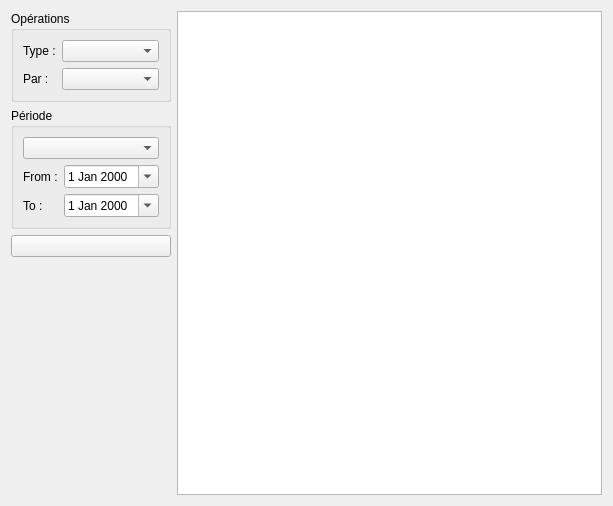
Old version of the form resources/uiFiles/statswidget.ui in the repository sbrou/CashCash.
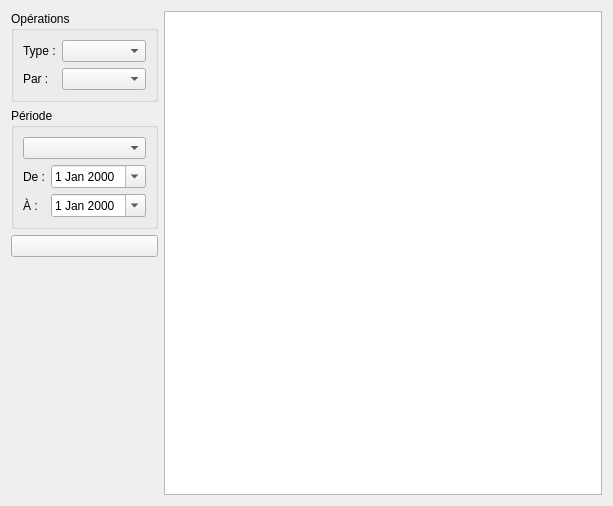
New version of the form. Icons and pictures are not drawn.

```diff
--- a/resources/uiFiles/statswidget.ui
+++ b/resources/uiFiles/statswidget.ui
@@ -67,7 +67,7 @@
           <item row="0" column="0">
            <widget class="QLabel" name="label_3">
             <property name="text">
-             <string>From :</string>
+             <string>De :</string>
             </property>
            </widget>
           </item>
@@ -81,7 +81,7 @@
           <item row="1" column="0">
            <widget class="QLabel" name="label_4">
             <property name="text">
-             <string>To :</string>
+             <string>À :</string>
             </property>
            </widget>
           </item>
```
